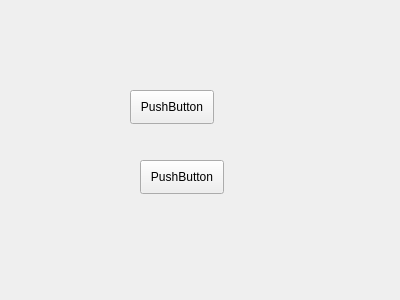
First picture: the form in mainwindow.ui, repository ferrdo4/ping, before the edit.
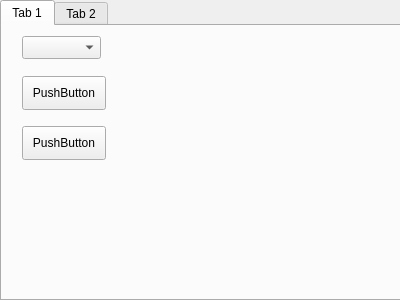
Second picture: the form after the edit.

Commit message: added combobox and table

Diff of the .ui file:
```diff
--- a/mainwindow.ui
+++ b/mainwindow.ui
@@ -14,24 +14,37 @@
    <string>MainWindow</string>
   </property>
   <widget class="QWidget" name="centralWidget">
-   <widget class="QPushButton" name="pushButton">
+   <widget class="QTabWidget" name="tabWidget">
     <property name="geometry">
      <rect>
-      <x>130</x>
-      <y>90</y>
-      <width>84</width>
-      <height>34</height>
+      <x>0</x>
+      <y>0</y>
+      <width>401</width>
+      <height>301</height>
      </rect>
     </property>
-    <property name="text">
-     <string>PushButton</string>
+    <property name="currentIndex">
+     <number>0</number>
+    </property>
+    <widget class="QWidget" name="tab">
+     <attribute name="title">
+      <string>Tab 1</string>
+     </attribute>
+     <widget class="QComboBox" name="comboBox">
+      <property name="geometry">
+       <rect>
+        <x>20</x>
+        <y>10</y>
+        <width>79</width>
+        <height>23</height>
+       </rect>
     </property>
    </widget>
    <widget class="QPushButton" name="pushButton_2">
     <property name="geometry">
      <rect>
-      <x>140</x>
-      <y>160</y>
+        <x>20</x>
+        <y>50</y>
       <width>84</width>
       <height>34</height>
      </rect>
@@ -39,6 +52,36 @@
     <property name="text">
      <string>PushButton</string>
     </property>
+     </widget>
+     <widget class="QPushButton" name="pushButton">
+      <property name="geometry">
+       <rect>
+        <x>20</x>
+        <y>100</y>
+        <width>84</width>
+        <height>34</height>
+       </rect>
+      </property>
+      <property name="text">
+       <string>PushButton</string>
+      </property>
+     </widget>
+    </widget>
+    <widget class="QWidget" name="tab_2">
+     <attribute name="title">
+      <string>Tab 2</string>
+     </attribute>
+     <widget class="QTableWidget" name="tableWidget">
+      <property name="geometry">
+       <rect>
+        <x>30</x>
+        <y>20</y>
+        <width>256</width>
+        <height>192</height>
+       </rect>
+      </property>
+     </widget>
+    </widget>
    </widget>
   </widget>
  </widget>
```
Lines whose indentation alone changed are shown as unchanged. The commit also changes 1 other file.
